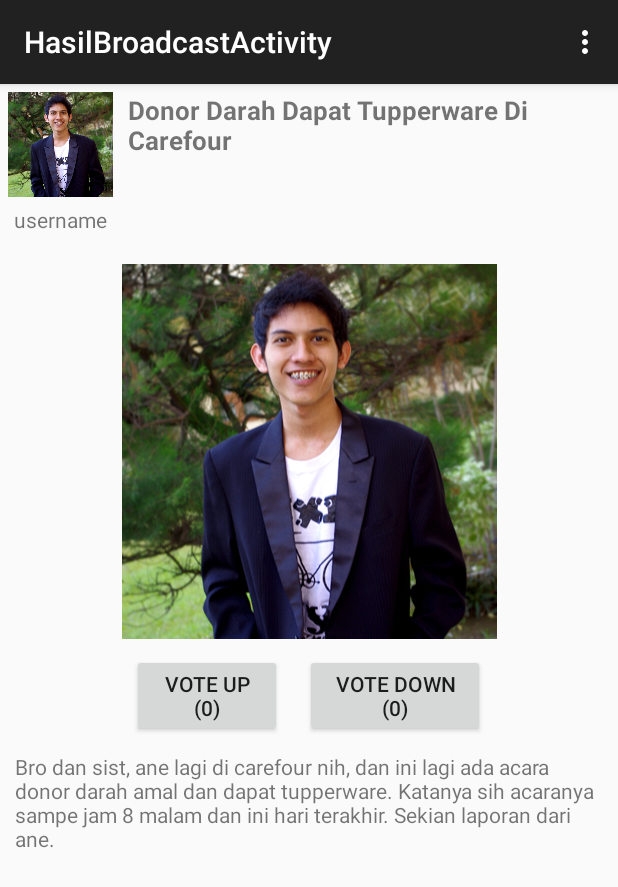
After one commit to irfanrosandi/MasjidMap, an Android app: the HasilBroadcastActivity screen opened directly, with no data from a screen before it, on a phone screen of 412 x 824 dp. The commit adds this screen. Shown: the top 887 px of the screen. Run offline under Robolectric (Android 15) with nearby library versions, the phone set to English and light mode, and no system bars.

Commit message:
added UI hasil broadcast

```diff
--- a/app/src/main/AndroidManifest.xml
+++ b/app/src/main/AndroidManifest.xml
@@ -1,6 +1,10 @@
 <?xml version="1.0" encoding="utf-8"?>
 <manifest xmlns:android="http://schemas.android.com/apk/res/android"
     package="com.irfanrosandi.masjidmap" >
+
+    <uses-feature
+        android:name="android.hardware.camera"
+        android:required="true" />
 
     <uses-permission android:name="android.permission.INTERNET" />
     <uses-permission android:name="android.permission.ACCESS_NETWORK_STATE" />
@@ -92,6 +96,10 @@
                 android:name="android.support.PARENT_ACTIVITY"
                 android:value="com.irfanrosandi.masjidmap.NewsFeedActivity" />
         </activity>
+        <activity
+            android:name=".HasilBroadcastActivity"
+            android:label="@string/title_activity_hasil_broadcast" >
+        </activity>
     </application>
 
 </manifest>
--- /dev/null
+++ b/app/src/main/java/com/irfanrosandi/masjidmap/HasilBroadcastActivity.java
@@ -0,0 +1,38 @@
+package com.irfanrosandi.masjidmap;
+
+import android.support.v7.app.ActionBarActivity;
+import android.os.Bundle;
+import android.view.Menu;
+import android.view.MenuItem;
+
+
+public class HasilBroadcastActivity extends ActionBarActivity {
+
+    @Override
+    protected void onCreate(Bundle savedInstanceState) {
+        super.onCreate(savedInstanceState);
+        setContentView(R.layout.hasil_broadcast);
+    }
+
+    @Override
+    public boolean onCreateOptionsMenu(Menu menu) {
+        // Inflate the menu; this adds items to the action bar if it is present.
+        getMenuInflater().inflate(R.menu.menu_hasil_broadcast, menu);
+        return true;
+    }
+
+    @Override
+    public boolean onOptionsItemSelected(MenuItem item) {
+        // Handle action bar item clicks here. The action bar will
+        // automatically handle clicks on the Home/Up button, so long
+        // as you specify a parent activity in AndroidManifest.xml.
+        int id = item.getItemId();
+
+        //noinspection SimplifiableIfStatement
+        if (id == R.id.action_settings) {
+            return true;
+        }
+
+        return super.onOptionsItemSelected(item);
+    }
+}
--- a/app/src/main/java/com/irfanrosandi/masjidmap/NewBroadcastActivity.java
+++ b/app/src/main/java/com/irfanrosandi/masjidmap/NewBroadcastActivity.java
@@ -2,37 +2,47 @@ package com.irfanrosandi.masjidmap;
 
 import android.support.v7.app.ActionBarActivity;
 import android.os.Bundle;
-import android.view.Menu;
-import android.view.MenuItem;
-
+import android.widget.Button;
+import android.widget.ImageView;
+import android.content.Intent;
+import android.content.pm.PackageManager;
+import android.graphics.Bitmap;
+import android.provider.MediaStore;
+import android.content.pm.PackageInfo;
+import android.view.View;
 
 public class NewBroadcastActivity extends ActionBarActivity {
+
+    static final int REQUEST_IMAGE_CAPTURE = 1;
+    ImageView ivPhoto;
+    Button btnTakePicture;
 
     @Override
     protected void onCreate(Bundle savedInstanceState) {
         super.onCreate(savedInstanceState);
-        setContentView(R.layout.new_broadcast);
+        setContentView(R.layout.new_broadcast_activity);
+
+        ivPhoto = (ImageView) findViewById(R.id.ivPhoto);
+        btnTakePicture = (Button) findViewById(R.id.btnTakePicture);
+
+        btnTakePicture.setOnClickListener(new View.OnClickListener() {
+            @Override
+            public void onClick(View v) {
+                Intent intent = new Intent(MediaStore.ACTION_IMAGE_CAPTURE);
+                startActivityForResult(intent, REQUEST_IMAGE_CAPTURE);
+            }
+        });
     }
 
+    //Methods -----------------------------------------------------------------------
     @Override
-    public boolean onCreateOptionsMenu(Menu menu) {
-        // Inflate the menu; this adds items to the action bar if it is present.
-        getMenuInflater().inflate(R.menu.menu_new_broadcast, menu);
-        return true;
+    protected void onActivityResult(int requestCode, int resultCode, Intent data){
+        if(requestCode == REQUEST_IMAGE_CAPTURE && resultCode == RESULT_OK){
+            Bundle extras = data.getExtras();
+            Bitmap photo = (Bitmap) extras.get("data");
+            ivPhoto.setImageBitmap(photo);
+            btnTakePicture.setText("Re-Take Picture");
+        }
     }
 
-    @Override
-    public boolean onOptionsItemSelected(MenuItem item) {
-        // Handle action bar item clicks here. The action bar will
-        // automatically handle clicks on the Home/Up button, so long
-        // as you specify a parent activity in AndroidManifest.xml.
-        int id = item.getItemId();
-
-        //noinspection SimplifiableIfStatement
-        if (id == R.id.action_settings) {
-            return true;
-        }
-
-        return super.onOptionsItemSelected(item);
-    }
 }
--- /dev/null
+++ b/app/src/main/res/layout/hasil_broadcast.xml
@@ -0,0 +1,93 @@
+<RelativeLayout xmlns:android="http://schemas.android.com/apk/res/android"
+    xmlns:tools="http://schemas.android.com/tools" android:layout_width="match_parent"
+    android:layout_height="match_parent"
+
+    tools:context="com.irfanrosandi.masjidmap.HasilBroadcastActivity">
+
+    <RelativeLayout
+        android:id="@+id/containerTop"
+        android:layout_marginTop="5dp"
+        android:layout_marginLeft="5dp"
+        android:layout_marginRight="5dp"
+        android:layout_marginBottom="20dp"
+        android:layout_width="match_parent"
+        android:layout_height="wrap_content">
+
+        <ImageView
+            android:id="@+id/ivAvatarHasil"
+            android:layout_width="70dp"
+            android:layout_height="70dp"
+            android:src="@drawable/avatar"/>
+
+        <TextView
+            android:id="@+id/tvUsernameHasil"
+            android:text="username"
+            android:layout_marginTop="5dp"
+            android:layout_below="@id/ivAvatarHasil"
+            android:layout_width="70dp"
+            android:gravity="center_horizontal"
+            android:layout_height="wrap_content" />
+
+        <TextView
+            android:id="@+id/tvJudulHasil"
+            android:layout_marginLeft="10dp"
+            android:textSize="17sp"
+            android:textStyle="bold"
+            android:layout_toRightOf="@id/ivAvatarHasil"
+            android:text="Donor Darah Dapat Tupperware Di Carefour"
+            android:layout_width="wrap_content"
+            android:layout_height="wrap_content" />
+
+    </RelativeLayout>
+
+        <ImageView
+            android:id="@+id/ivPhotoHasil"
+            android:layout_below="@id/containerTop"
+            android:layout_width="match_parent"
+            android:layout_height="250dp"
+            android:src="@drawable/avatar"
+            android:layout_centerHorizontal="true"/>
+
+    <RelativeLayout
+        android:id="@+id/containerVote"
+        android:layout_marginTop="10dp"
+        android:layout_below="@id/ivPhotoHasil"
+        android:gravity="center_horizontal"
+        android:layout_width="match_parent"
+        android:layout_height="wrap_content">
+
+        <Button
+            android:id="@+id/btnVoteUp"
+            android:text="Vote Up (0)"
+            android:layout_width="100dp"
+            android:layout_height="wrap_content" />
+
+        <Button
+            android:id="@+id/btnVoteDown"
+            android:layout_marginLeft="15dp"
+            android:text="Vote Down (0)"
+            android:layout_toRightOf="@id/btnVoteUp"
+            android:layout_width="120dp"
+            android:layout_height="wrap_content" />
+
+    </RelativeLayout>
+
+    <RelativeLayout
+        android:id="@+id/containerDescription"
+        android:layout_marginTop="10dp"
+        android:layout_below="@id/containerVote"
+        android:layout_width="match_parent"
+        android:layout_height="wrap_content"
+        android:paddingLeft="10dp"
+        android:paddingRight="10dp">
+
+        <TextView
+            android:id="@+id/tvDescription"
+            android:text="@string/description"
+            android:layout_width="match_parent"
+            android:layout_height="wrap_content" />
+
+    </RelativeLayout>
+
+
+</RelativeLayout>
--- a/app/src/main/res/layout/new_broadcast.xml
+++ b/app/src/main/res/layout/new_broadcast_activity.xml
@@ -20,7 +20,7 @@
         android:layout_below="@id/ivPhoto"
         android:layout_width="match_parent"
         android:layout_height="50dp"
-        android:text="Take Picture"/>
+        android:text="Take Picture" />
 
     <RelativeLayout
         android:id="@+id/containerTitle"
--- /dev/null
+++ b/app/src/main/res/menu/menu_hasil_broadcast.xml
@@ -0,0 +1,7 @@
+<menu xmlns:android="http://schemas.android.com/apk/res/android"
+    xmlns:app="http://schemas.android.com/apk/res-auto"
+    xmlns:tools="http://schemas.android.com/tools"
+    tools:context="com.irfanrosandi.masjidmap.HasilBroadcastActivity">
+    <item android:id="@+id/action_settings" android:title="@string/action_settings"
+        android:orderInCategory="100" app:showAsAction="never" />
+</menu>
--- a/app/src/main/res/values/strings.xml
+++ b/app/src/main/res/values/strings.xml
@@ -10,4 +10,6 @@
     <string name="title_activity_list_city">List of City</string>
     <string name="title_activity_custom_listrow">CustomListrow</string>
     <string name="title_activity_new_broadcast">NewBroadcastActivity</string>
+    <string name="title_activity_hasil_broadcast">HasilBroadcastActivity</string>
+    <string name="description">Bro dan sist, ane lagi di carefour nih, dan ini lagi ada acara donor darah amal dan dapat tupperware. Katanya sih acaranya sampe jam 8 malam dan ini hari terakhir. Sekian laporan dari ane.</string>
 </resources>
```
